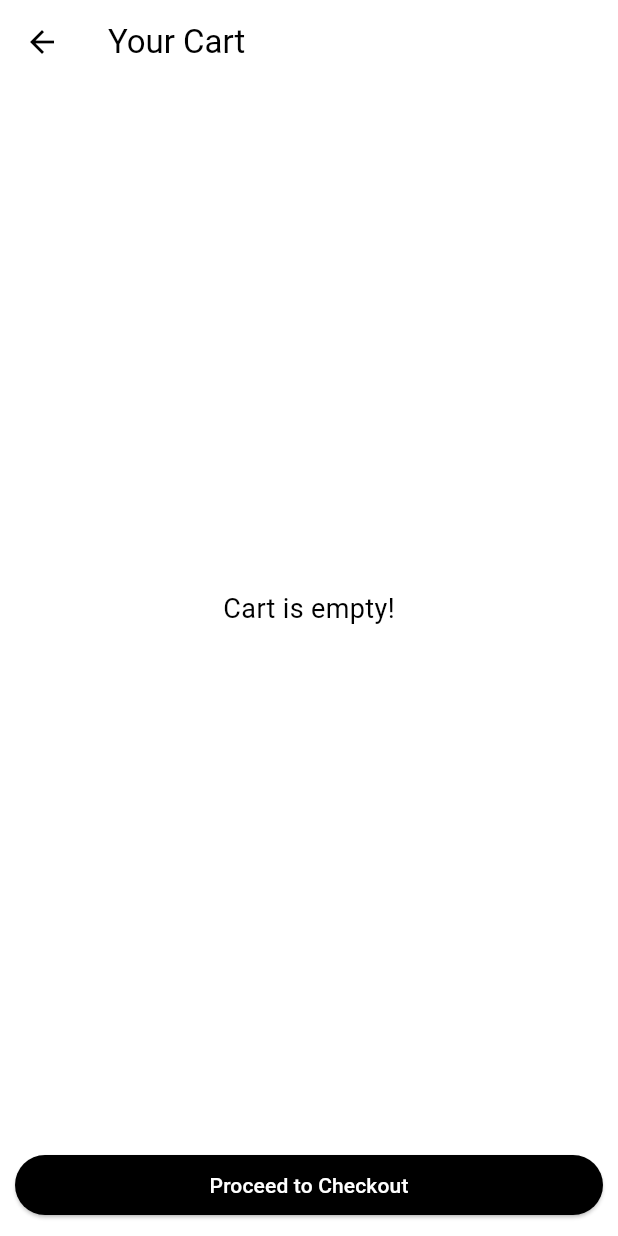
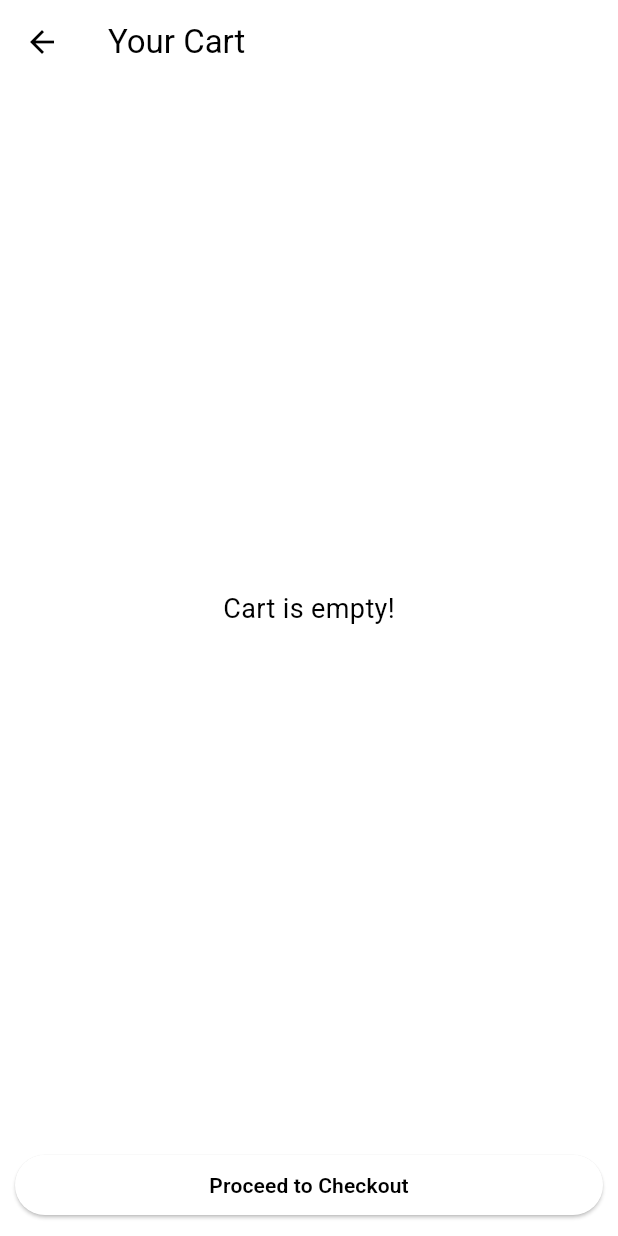
Before and after one commit to Chenulij/flutter_application_1, a Flutter app: the AddCartPage screen opened directly, on a phone screen of 412 x 824 dp. Run offline on Flutter 3.47's test engine with Material 3 defaults, Android fonts, the light colour scheme and no system bars.

Commit message:
Your commit message

```diff
--- a/lib/add_cart.dart
+++ b/lib/add_cart.dart
@@ -23,8 +23,8 @@ class _AddCartPageState extends State<AddCartPage> {
     showDialog(
       context: context,
       builder: (context) => AlertDialog(
-        title: const Text("Order Confirmed "),
-        content: const Text("Your order has been placed successfully."),
+        title: Text("Order Confirmed", style: TextStyle(fontFamily: 'Roboto', fontWeight: FontWeight.w700)), // Use SemiBold font
+        content: Text("Your order has been placed successfully.", style: TextStyle(fontFamily: 'Roboto', fontWeight: FontWeight.w400)), // Use Regular font
         actions: [
           TextButton(
             onPressed: () {
@@ -33,7 +33,7 @@ class _AddCartPageState extends State<AddCartPage> {
                 widget.cartItems.clear(); // ✅ Clear the cart
               });
             },
-            child: const Text("OK"),
+            child: Text("OK", style: TextStyle(fontFamily: 'Roboto', fontWeight: FontWeight.w500)), // Medium weight font
           ),
         ],
       ),
@@ -43,17 +43,25 @@ class _AddCartPageState extends State<AddCartPage> {
   @override
   Widget build(BuildContext context) {
     return Scaffold(
-      appBar: AppBar(title: const Text("Your Cart")),
+      backgroundColor: Colors.white, // Set background to white
+      appBar: AppBar(
+        title: Text("Your Cart", style: TextStyle(fontFamily: 'Roboto', color: Colors.black, fontWeight: FontWeight.w500)), // Use Medium weight for the title
+        backgroundColor: Colors.white, // Set AppBar background to white
+        elevation: 0, // Remove the AppBar shadow
+        iconTheme: const IconThemeData(color: Colors.black), // Set AppBar icons to black
+      ),
       body: widget.cartItems.isEmpty
-          ? const Center(child: Text("Cart is empty!", style: TextStyle(fontSize: 18)))
+          ? const Center(
+              child: Text("Cart is empty!", style: TextStyle(fontSize: 18, color: Colors.black, fontFamily: 'Roboto')),
+            )
           : ListView.builder(
               itemCount: widget.cartItems.length,
               itemBuilder: (context, index) {
                 final product = widget.cartItems[index];
                 return ListTile(
                   leading: Image.asset(product.image, width: 50, height: 50),
-                  title: Text(product.name),
-                  subtitle: Text("LKR. ${product.price}"),
+                  title: Text(product.name, style: TextStyle(fontFamily: 'Roboto', color: Colors.black, fontWeight: FontWeight.w400)), // Regular font
+                  subtitle: Text("LKR. ${product.price}", style: TextStyle(fontFamily: 'Roboto', color: Colors.black, fontWeight: FontWeight.w400)), // Regular font
                   trailing: IconButton(
                     icon: const Icon(Icons.delete, color: Colors.red),
                     onPressed: () {
@@ -69,8 +77,8 @@ class _AddCartPageState extends State<AddCartPage> {
         padding: const EdgeInsets.all(10.0),
         child: ElevatedButton(
           onPressed: proceedToCheckout, // ✅ Calls the function to show message
-          style: ElevatedButton.styleFrom(backgroundColor: Colors.black),
-          child: const Text("Proceed to Checkout", style: TextStyle(color: Colors.white)),
+          style: ElevatedButton.styleFrom(backgroundColor: Colors.white),
+          child: Text("Proceed to Checkout", style: TextStyle(fontFamily: 'Roboto', color: Colors.black, fontWeight: FontWeight.w700)), // SemiBold font for button text
         ),
       ),
     );
```
Also changed, not shown: lib/Signup_screen.dart (+1 -40 lines), lib/login_screen.dart (+1 -40 lines), pubspec.yaml (+6 -11 lines), assets/Fonts/Roboto-Regular.ttf (added), assets/Fonts/Roboto-SemiBold.ttf (added).
